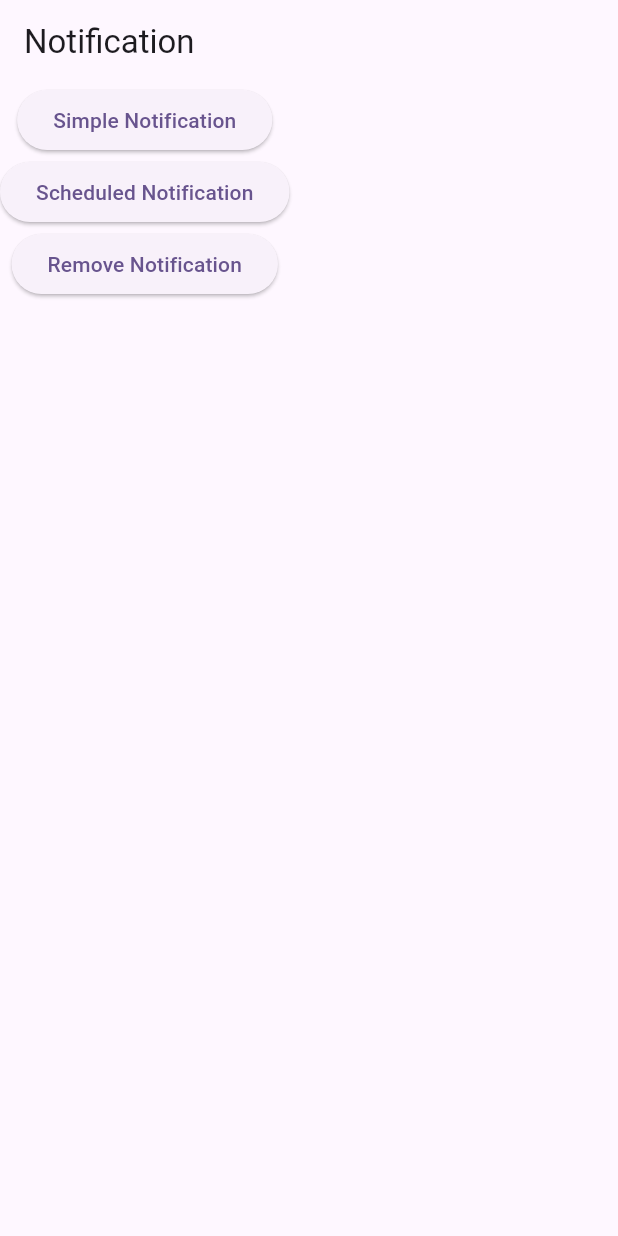
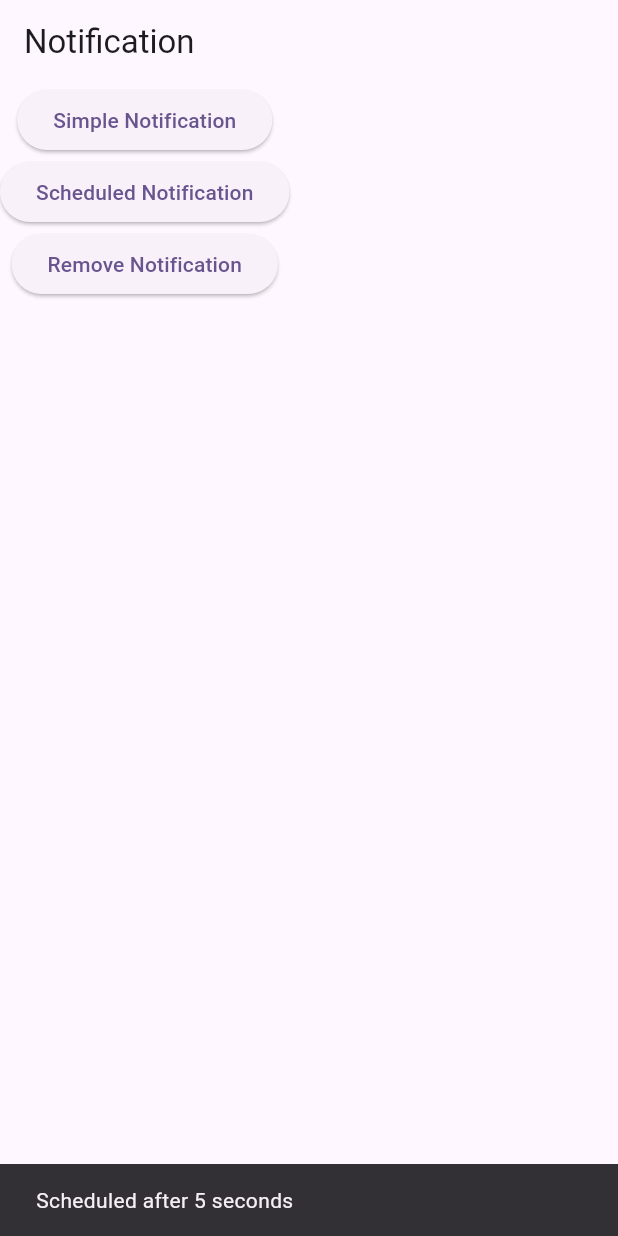
Before and after one commit to salim2468/flutter_animation-project-name, a Flutter app: the screen it shows after launch, after a tap on "Scheduled Notification", on a phone screen of 412 x 824 dp. Run offline on Flutter 3.47's test engine with Material 2 defaults, Android fonts, the phone set to English and light mode, and no system bars; our stand-ins replace flutter_local_notifications, timezone.

Commit message:
schedule-notification done

```diff
--- a/lib/api/notification_api.dart
+++ b/lib/api/notification_api.dart
@@ -1,4 +1,6 @@
 import 'package:flutter_local_notifications/flutter_local_notifications.dart';
+import 'package:timezone/timezone.dart' as tz;
+import 'package:timezone/data/latest.dart' as tz;
 
 class NotificationApi {
   static final FlutterLocalNotificationsPlugin _notificationPlugin =
@@ -36,6 +38,7 @@ class NotificationApi {
     );
   }
 
+// for simple notification
   Future showNotification({
     int id = 2,
     String? title,
@@ -50,4 +53,27 @@ class NotificationApi {
       payload: payload,
     );
   }
+
+// for scheduled notification
+  Future showScheduledNotification({
+    int id = 2,
+    String? title,
+    String? body,
+    String? payload,
+    required DateTime scheduledDate,
+  }) async {
+    tz.initializeTimeZones();
+
+    return _notificationPlugin.zonedSchedule(
+      id,
+      title,
+      body,
+      tz.TZDateTime.from(scheduledDate, tz.local),
+      await notificationDetails(),
+      androidAllowWhileIdle: true,
+      payload: payload,
+      uiLocalNotificationDateInterpretation:
+          UILocalNotificationDateInterpretation.absoluteTime,
+    );
+  }
 }
--- a/lib/pages/notification_page.dart
+++ b/lib/pages/notification_page.dart
@@ -13,18 +13,6 @@ class _NotificationPageState extends State<NotificationPage> {
   NotificationApi notificationApi = NotificationApi();
 
   @override
-  void initState() {
-    // TODO: implement initState
-
-    super.initState();
-  }
-
-  void simpleNotification() {
-    notificationApi.showNotification(
-        title: 'Viber', body: 'New message from ABC', payload: 'sarah.abs');
-  }
-
-  @override
   Widget build(BuildContext context) {
     return Scaffold(
       appBar: AppBar(
@@ -35,14 +23,27 @@ class _NotificationPageState extends State<NotificationPage> {
           ElevatedButton(
             onPressed: () {
               NotificationApi().showNotification(
-                  title: 'Viber',
-                  body: 'New message from ABC',
-                  payload: 'sarah.abs');
+                title: 'Viber',
+                body: 'You have New message from ABC',
+                payload: 'sarah.abs',
+              );
             },
             child: const Text('Simple Notification'),
           ),
           ElevatedButton(
-            onPressed: () {},
+            onPressed: () {
+              NotificationApi().showScheduledNotification(
+                  title: 'Whats App',
+                  body: 'You have New message from ABC',
+                  payload: 'sarah.abs',
+                  scheduledDate: DateTime.now().add(Duration(seconds: 5)));
+
+              final snackBar =
+                  SnackBar(content: Text('Scheduled after 5 seconds'));
+              ScaffoldMessenger.of(context)
+                ..removeCurrentSnackBar()
+                ..showSnackBar(snackBar);
+            },
             child: const Text('Scheduled Notification'),
           ),
           ElevatedButton(
--- a/pubspec.yaml
+++ b/pubspec.yaml
@@ -30,6 +30,8 @@ environment:
 dependencies:
   flutter:
     sdk: flutter
+  rxdart: ^0.27.7
+  timezone: ^0.9.2
 
   flutter_local_notifications: ^15.1.1
   # The following adds the Cupertino Icons font to your application.
```
Also changed, not shown: pubspec.lock.
